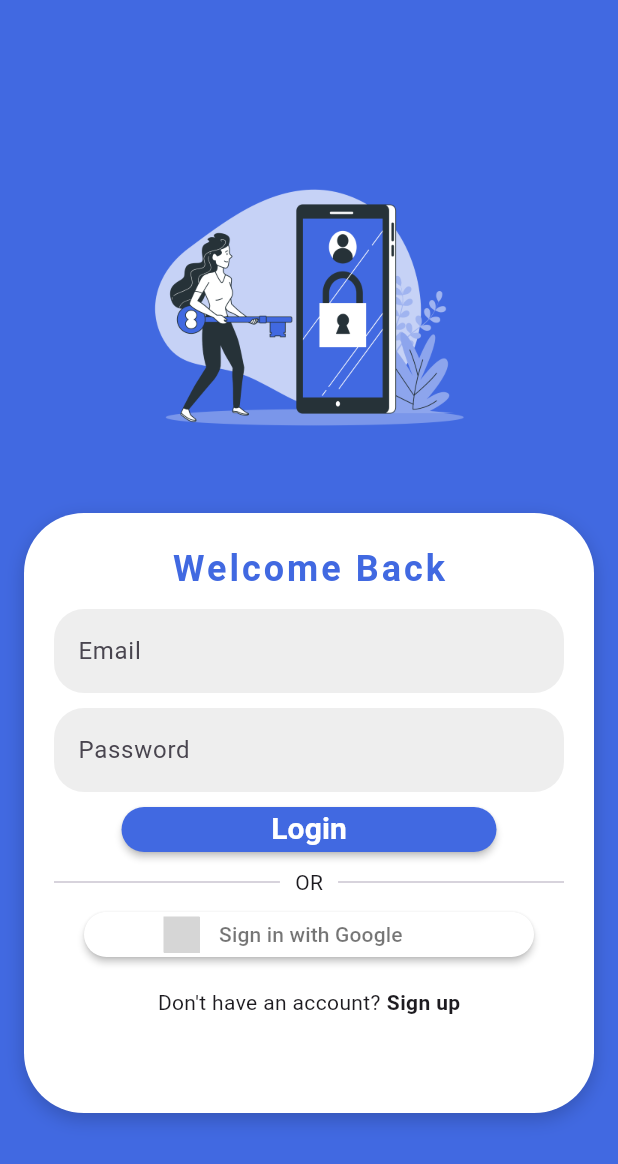
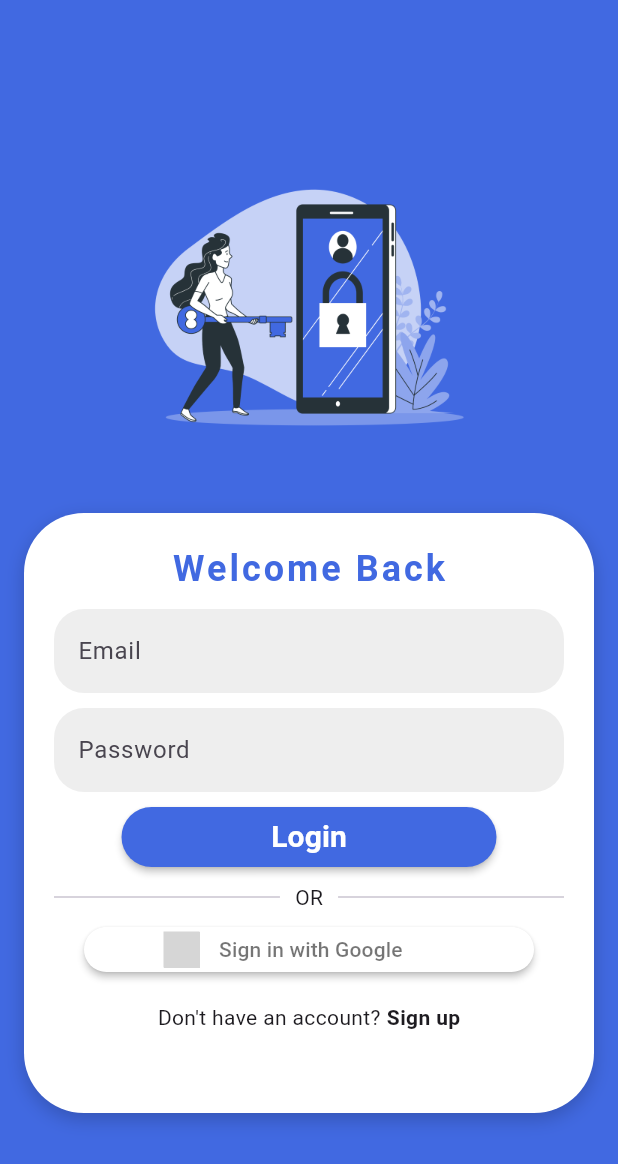
Before and after one commit to Moazzamkhan19/Shigoto, a Flutter app: the screen it shows after launch, on a phone screen of 412 x 824 dp. Shown: the top 1164 px of the screen. Run offline on Flutter 3.47's test engine with Material 3 defaults, Android fonts, the phone set to English and light mode, and no system bars; our stand-ins replace fl_chart, flutter_signin_button; grey boxes are pictures that could not be loaded.

```diff
--- a/lib/View/DashboardScreen.dart
+++ b/lib/View/DashboardScreen.dart
@@ -156,7 +156,7 @@ class _DashboardscreenState extends State<Dashboardscreen> {
                         decoration: BoxDecoration(
                           color: _getStatusColor(status).withOpacity(0.15),
                           borderRadius: BorderRadius.circular(4),
-                        ),
+                          ),
                         child: Text(
                           status,
                           style: TextStyle(
--- a/lib/View/LoginScreen.dart
+++ b/lib/View/LoginScreen.dart
@@ -1,6 +1,7 @@
 import 'package:flutter/material.dart';
 import 'package:shigoto/View/DashboardScreen.dart';
 import 'package:flutter_signin_button/flutter_signin_button.dart';
+import 'package:shigoto/View/login_button.dart';
 
 class Loginscreen extends StatefulWidget {
   const Loginscreen({super.key});
@@ -49,6 +50,7 @@ class _LoginscreenState extends State<Loginscreen> {
                   child: Column(
                     crossAxisAlignment: CrossAxisAlignment.center,
                     children: [
+
                       const Text(
                         "Welcome Back",
                         style: TextStyle(
@@ -91,26 +93,8 @@ class _LoginscreenState extends State<Loginscreen> {
                       const SizedBox(height: 10),
 
                       // Login Button
-                      SizedBox(
-                        width: 250,
-                        height: 30,
-                        child: ElevatedButton(
-                          onPressed: () {
-                            Navigator.pushReplacementNamed(context, '/Dashboard');
-                          },
-                          style: ElevatedButton.styleFrom(
-                            backgroundColor: const Color(0xFF4169E1),
-                            elevation: 2,
-                          ),
-                          child: const Text(
-                            "Login",
-                            style: TextStyle(
-                              color: Colors.white,
-                              fontSize: 20,
-                              fontWeight: FontWeight.bold,
-                            ),
-                          ),
-                        ),
+                      Center(
+                        child: LoginButton(),
                       ),
                       const SizedBox(height: 10),
                       // OR Divider
--- /dev/null
+++ b/lib/View/login_button.dart
@@ -0,0 +1,78 @@
+import 'package:flutter/material.dart';
+import 'package:shigoto/View/DashboardScreen.dart';
+
+class LoginButton extends StatefulWidget {
+  const LoginButton({Key? key}) : super(key: key);
+
+  @override
+  State<LoginButton> createState() => _LoginButtonState();
+}
+
+class _LoginButtonState extends State<LoginButton>
+    with SingleTickerProviderStateMixin {
+  late AnimationController _controller;
+  late Animation<Color?> _colorAnimation;
+
+  @override
+  void initState() {
+    super.initState();
+    _controller = AnimationController(
+      vsync: this,
+      duration: const Duration(milliseconds: 400),
+    );
+
+    _colorAnimation = ColorTween(
+      begin: const Color(0xFF4169E1),
+      end: const Color(0xFF5A8FF1),
+    ).animate(CurvedAnimation(
+      parent: _controller,
+      curve: Curves.easeInOut,
+    ));
+  }
+
+  @override
+  void dispose() {
+    _controller.dispose();
+    super.dispose();
+  }
+
+  void _onPressed() async {
+    await _controller.forward();
+    if (mounted) {
+      Navigator.of(context).pushReplacement(PageRouteBuilder(
+        pageBuilder: (_, __, ___) => const Dashboardscreen(),
+        transitionsBuilder: (_, animation, __, child) {
+          return FadeTransition(opacity: animation, child: child);
+        },
+      ));
+    }
+  }
+
+  @override
+  Widget build(BuildContext context) {
+    return AnimatedBuilder(
+      animation: _colorAnimation,
+      builder: (context, child) {
+        return SizedBox(
+          width: 250,
+          height: 40,
+          child: ElevatedButton(
+            onPressed: _onPressed,
+            style: ElevatedButton.styleFrom(
+              backgroundColor: _colorAnimation.value,
+              elevation: 2,
+            ),
+            child: const Text(
+              "Login",
+              style: TextStyle(
+                color: Colors.white,
+                fontSize: 20,
+                fontWeight: FontWeight.bold,
+              ),
+            ),
+          ),
+        );
+      },
+    );
+  }
+}
```
